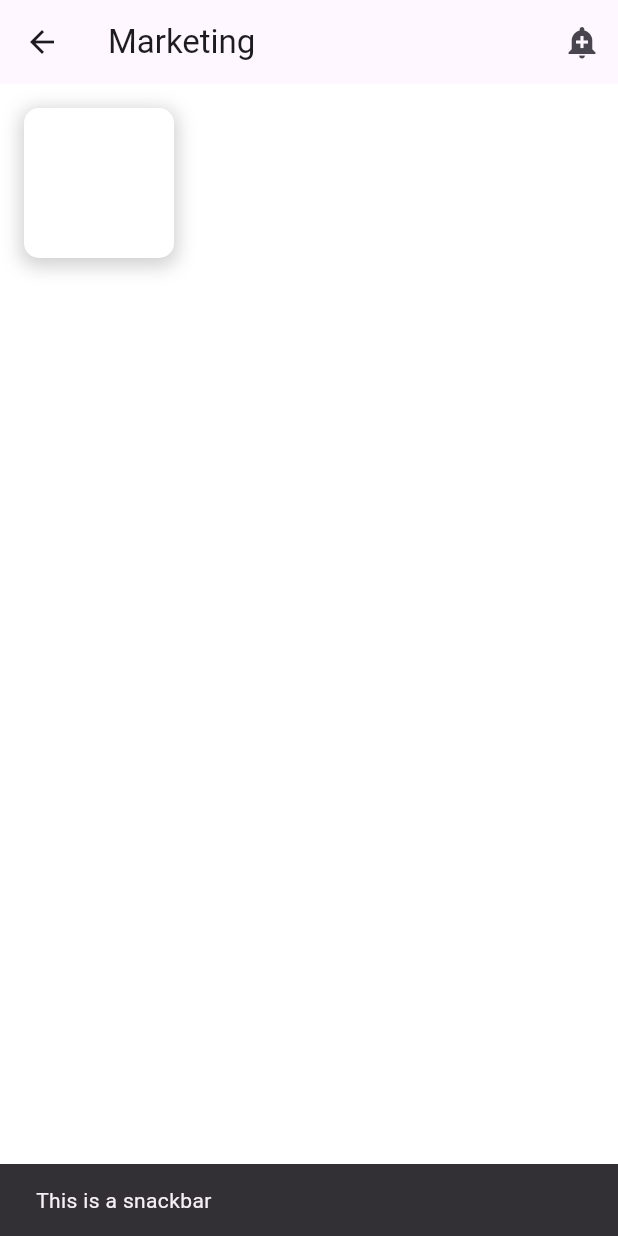
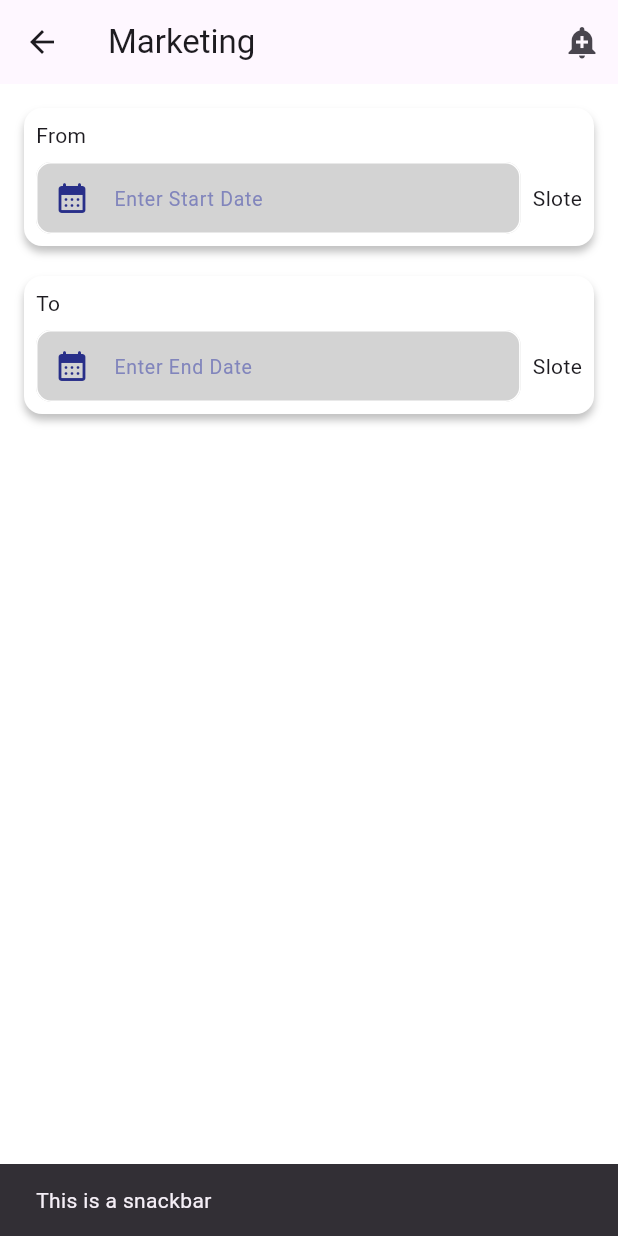
Before and after one commit to ArenduC/macV2, a Flutter app: the MarketingPage screen opened directly, after a tap on the "add alert" icon, on a phone screen of 412 x 824 dp. Run offline on Flutter 3.47's test engine with Material 3 defaults, Android fonts, the phone set to English and light mode, and no system bars; our stand-ins replace flutter_secure_storage, flutter_svg; accounts and stored records are empty; network calls fail.

Commit message:
slot book screen ready

```diff
--- a/lib/connection/api_connection.dart
+++ b/lib/connection/api_connection.dart
@@ -1,4 +1,4 @@
-const basUrl = "http://192.168.2.6:3000/maca/";
+const basUrl = "http://192.168.2.2:3000/maca/";
 
 class PostUrl {
   String borderList = "${basUrl}v1/borderlist";
--- a/lib/page/marketing_page.dart
+++ b/lib/page/marketing_page.dart
@@ -1,4 +1,7 @@
 import 'package:flutter/material.dart';
+import 'package:maca/function/app_function.dart';
+import 'package:maca/styles/app_style.dart';
+import 'package:maca/styles/colors/app_colors.dart';
 
 class MarketingPage extends StatefulWidget {
   const MarketingPage({super.key});
@@ -8,6 +11,28 @@ class MarketingPage extends StatefulWidget {
 }
 
 class _MarketingPageState extends State<MarketingPage> {
+  final TextEditingController startDateControler = TextEditingController();
+  final TextEditingController endDateControler = TextEditingController();
+
+  Future<void> datePickerHandle(dynamic type) async {
+    AppFunction().macaPrint(type);
+    DateTime? datePicker = await showDatePicker(
+        context: context,
+        initialDate: DateTime.now(),
+        firstDate: DateTime(2020),
+        lastDate: DateTime(2025));
+    if (datePicker != null) {
+      switch (type) {
+        case "Start Date":
+          startDateControler.text = datePicker.toString().split(" ")[0];
+          break;
+        case "End Date":
+          endDateControler.text = datePicker.toString().split(" ")[0];
+          break;
+      }
+    }
+  }
+
   @override
   Widget build(BuildContext context) {
     return Scaffold(
@@ -29,28 +54,55 @@ class _MarketingPageState extends State<MarketingPage> {
         padding: const EdgeInsets.all(16.0),
         child: Column(
           children: [
-            Container(
-              width: 100,
-              height: 100,
-              decoration: BoxDecoration(
-                color: Colors.white, // Background color of the container
-                borderRadius: BorderRadius.circular(
-                    10), // Optional: to add rounded corners
-                boxShadow: [
-                  BoxShadow(
-                    color: Colors.grey
-                        .withOpacity(0.5), // Shadow color with opacity
-                    spreadRadius: 2, // How much the shadow spreads
-                    blurRadius: 10, // How soft or sharp the shadow is
-                    offset: const Offset(
-                        0, 3), // Position of the shadow (horizontal, vertical)
-                  ),
-                ],
-              ),
-            )
+            slotSegment("Start Date", startDateControler, datePickerHandle),
+            const SizedBox(height: 20),
+            slotSegment("End Date", endDateControler, datePickerHandle)
           ],
         ),
       ),
     );
   }
 }
+
+@override
+Widget slotSegment(type, TextEditingController dateControler,
+    Function(dynamic data) datePickerHandle) {
+  return (Container(
+    padding: const EdgeInsets.all(8),
+    decoration: const BoxDecoration(
+        boxShadow: [AppBoxShadow.defaultBoxShadow],
+        color: AppColors.themeWhite,
+        borderRadius: BorderRadius.all(Radius.circular(12))),
+    child: Column(
+      crossAxisAlignment: CrossAxisAlignment.start,
+      children: [
+        Text(type == "Start Date" ? "From" : "To"),
+        const SizedBox(
+          height: 8,
+        ),
+        Row(
+          children: [
+            Expanded(
+              child: TextField(
+                readOnly: true,
+                controller: dateControler,
+                decoration: AppDateStyles.textFieldDecoration(
+                  hintText: 'Enter $type',
+                  prefixIcon: Icons.calendar_month_rounded,
+                ),
+                style: const TextStyle(color: AppColors.themeLite),
+                onTap: () {
+                  datePickerHandle(type);
+                }, // Text style
+              ),
+            ),
+            const SizedBox(
+              width: 8,
+            ),
+            const Text("Slote")
+          ],
+        )
+      ],
+    ),
+  ));
+}
--- a/lib/screen/login_screen.dart
+++ b/lib/screen/login_screen.dart
@@ -1,6 +1,4 @@
 // ignore_for_file: avoid_print, use_build_context_synchronously
-
-import 'dart:convert';
 
 import 'package:flutter/material.dart';
 import 'package:flutter_svg/flutter_svg.dart';
@@ -331,8 +329,8 @@ Widget registrationSegment(
           margin: const EdgeInsets.symmetric(vertical: 10),
           decoration: BoxDecoration(
               color: indicatorColor,
-              borderRadius: BorderRadius.all(Radius.circular(30)),
-              boxShadow: [AppBoxShadow.defaultBoxShadow]),
+              borderRadius: const BorderRadius.all(Radius.circular(30)),
+              boxShadow: const [AppBoxShadow.defaultBoxShadow]),
         ),
         const SizedBox(
           width: 10,
--- a/lib/screen/start_up_screen.dart
+++ b/lib/screen/start_up_screen.dart
@@ -1,3 +1,5 @@
+// ignore_for_file: use_build_context_synchronously
+
 import 'dart:async';
 
 import 'package:flutter/material.dart';
--- a/lib/styles/app_style.dart
+++ b/lib/styles/app_style.dart
@@ -87,6 +87,54 @@ class AppInputStyles {
   }
 }
 
+class AppDateStyles {
+  static InputDecoration textFieldDecoration({
+    required String hintText,
+    IconData? prefixIcon,
+    IconData? suffixIcon,
+  }) {
+    return InputDecoration(
+      hintText: hintText,
+      hintStyle: const TextStyle(
+        color: AppColors.themeLite,
+        fontSize: 13.0,
+      ),
+      filled: true,
+      fillColor: AppColors.themeGray,
+
+      prefixIcon: prefixIcon != null
+          ? Icon(prefixIcon, color: AppColors.theme)
+          : null, // Optional prefix icon
+      suffixIcon: suffixIcon != null
+          ? Icon(suffixIcon, color: AppColors.theme)
+          : null, // Optional suffix icon
+      border: OutlineInputBorder(
+        borderRadius: BorderRadius.circular(10.0), // Rounded corners
+        borderSide: const BorderSide(
+          color: AppColors.themeGray,
+          width: 1.0,
+        ),
+      ),
+      focusedBorder: OutlineInputBorder(
+        borderRadius: BorderRadius.circular(10.0),
+        borderSide: const BorderSide(
+          color: AppColors.themeGray,
+          width: 2.0,
+        ),
+      ),
+      enabledBorder: OutlineInputBorder(
+        borderRadius: BorderRadius.circular(10.0),
+        borderSide: const BorderSide(
+          color: AppColors.themeWhite,
+          width: 1.0,
+        ),
+      ),
+      contentPadding:
+          const EdgeInsets.symmetric(vertical: 7.0, horizontal: 12.0),
+    );
+  }
+}
+
 class AppButtonStyles {
   // Custom ElevatedButton style
   static ButtonStyle elevatedButtonStyle({
--- a/lib/styles/colors/app_colors.dart
+++ b/lib/styles/colors/app_colors.dart
@@ -6,6 +6,7 @@ class AppColors {
   static const Color header1 = Color.fromRGBO(255, 255, 255, 1);
   static const Color textHint = Color.fromRGBO(129, 133, 188, 1);
   static const Color themeWhite = Color.fromRGBO(255, 255, 255, 1);
+  static const Color themeGray = Color.fromRGBO(211, 211, 211, 1);
 
   AppColors(da);
 }
```
